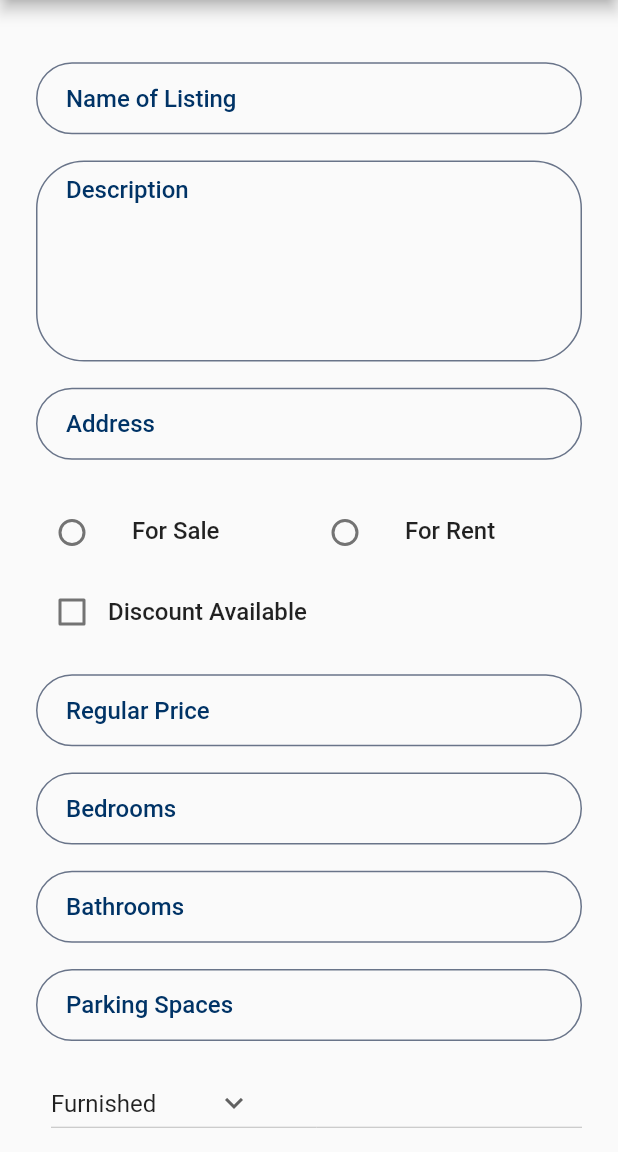
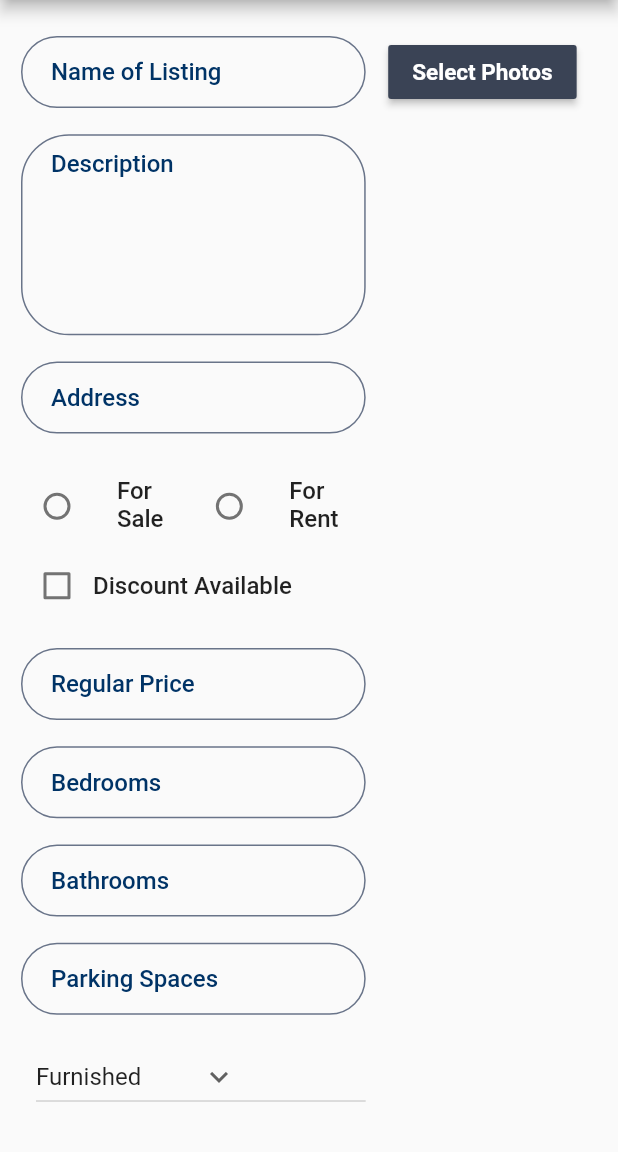
Before and after one commit to aunshpatel/flutter-realestate, a Flutter app: the CreateAListing screen opened by its route, on a phone screen of 412 x 824 dp, the part 84-1236 px from its top. Run offline on Flutter 3.47's test engine with Material 3 defaults, Android fonts, the phone set to English and light mode, and no system bars; our stand-ins replace firebase_core, firebase_storage, image_picker, shared_preferences; accounts and stored records are empty; network calls fail.

Commit message:
Complete basic UI of Create A Listing page

```diff
--- a/lib/consts.dart
+++ b/lib/consts.dart
@@ -37,6 +37,12 @@ const kHomePagePropertyTitle = TextStyle(
 const kRegularText = TextStyle(
   fontWeight: FontWeight.normal,
   fontSize: 15,
+);
+
+const kWhiteBoldRegularText = TextStyle(
+  fontWeight: FontWeight.bold,
+  fontSize: 15,
+  color: Colors.white
 );
 
 const kRegularTextStrike = TextStyle(
--- a/lib/view/create_a_listing.dart
+++ b/lib/view/create_a_listing.dart
@@ -1,8 +1,11 @@
+import 'dart:io';
+
 import 'package:flutter/material.dart';
 import 'package:flutter/services.dart';
 import 'package:realestate/view/widgets/rounded_buttons.dart';
 import 'package:realestate/view/widgets/side_drawer.dart';
 import '../consts.dart';
+import 'package:image_picker/image_picker.dart';
 
 class CreateAListing extends StatefulWidget {
   const CreateAListing({super.key});
@@ -22,12 +25,92 @@ class _CreateAListingState extends State<CreateAListing> {
   TextEditingController parkingController = TextEditingController();
   int _selectedValue = 0;
   bool isDiscountAvailable = false;
-  String dropdownvalue = 'Furnished';
+  String dropdownValue = 'Furnished';
+  final picker = ImagePicker();
+  File? _image;
+  var pickedFile;
   var items = [
     'Furnished',
     'Semi Furnished',
     'Unfurnished',
   ];
+
+  Future getPhotoFromGallery() async {
+    pickedFile = await picker.pickImage(source: ImageSource.gallery);
+    setState(() async {
+      if (pickedFile != null) {
+        _image = File(pickedFile.path);
+      } else {
+        print('No image selected.');
+      }
+    });
+  }
+
+  Future photoFromCamera() async {
+    pickedFile = await picker.pickImage(source: ImageSource.camera, imageQuality: 100);
+    setState(() async {
+      if (pickedFile != null) {
+        _image = File(pickedFile.path);
+      } else {
+        print('No image selected.');
+      }
+    });
+  }
+
+  Future<void> photoSelector() async {
+    return showDialog<void>(
+      context: context,
+      barrierDismissible: false,
+      builder: (BuildContext context) {
+        return AlertDialog(
+          title: const Row(
+            children: [
+              Text('Select A ', style: kSideMenuLightTextStyle),
+              Text('Photo Source', style: kSideMenuDarkTextStyle)
+            ],
+          ),
+          actions: <Widget>[
+            Row(
+              mainAxisAlignment: MainAxisAlignment.spaceEvenly,
+              children: [
+                TextButton(
+                  onPressed: () {
+                    getPhotoFromGallery();
+                    Navigator.of(context).pop();
+                  },
+                  style: TextButton.styleFrom(
+                    backgroundColor: kLightTitleColor,
+                  ),
+                  child: const Text('Gallery', style: kWhiteBoldTextStyle),
+                ),
+                TextButton(
+                  onPressed: () {
+                    photoFromCamera();
+                    Navigator.of(context).pop();
+                  },
+                  style: TextButton.styleFrom(
+                    backgroundColor: kDarkTitleColor,
+                  ),
+                  child: const Text('Photo', style: kWhiteBoldTextStyle),
+                ),
+              ],
+            ),
+            Row(
+              mainAxisAlignment: MainAxisAlignment.end,
+              children: [
+                TextButton(
+                  child: const Text('Cancel', style: TextStyle(color: kDarkTitleColor),),
+                  onPressed: () {
+                    Navigator.of(context).pop();
+                  },
+                ),
+              ],
+            ),
+          ],
+        );
+      },
+    );
+  }
 
   @override
   Widget build(BuildContext context) {
@@ -64,14 +147,20 @@ class _CreateAListingState extends State<CreateAListing> {
         ),
         body: SingleChildScrollView(
           child: Padding(
-            padding:  const EdgeInsets.fromLTRB(24, 24, 24, 0),
+            padding:  const EdgeInsets.fromLTRB(14, 24, 0, 24),
             child: Column(
-              mainAxisAlignment: MainAxisAlignment.center,
-              crossAxisAlignment: CrossAxisAlignment.stretch,
               children: [
+                Row(
+                  crossAxisAlignment: CrossAxisAlignment.start,
+                  children: <Widget>[
                     const SizedBox(
                       height: 17.5,
                     ),
+                    Expanded(
+                      flex: 6,
+                      child: Column(
+                        crossAxisAlignment: CrossAxisAlignment.stretch,
+                        children: [
                           //Listing Name
                           TextField(
                             controller: nameController,
@@ -231,9 +320,9 @@ class _CreateAListingState extends State<CreateAListing> {
                           ),
                           //Dropdown
                           Padding(
-                  padding: EdgeInsets.only(left: 10),
+                            padding: const EdgeInsets.only(left: 10),
                             child: DropdownButton(
-                    value: dropdownvalue,
+                              value: dropdownValue,
                               icon: const Icon(Icons.keyboard_arrow_down),
                               items: items.map((String items) {
                                 return DropdownMenuItem(
@@ -243,10 +332,29 @@ class _CreateAListingState extends State<CreateAListing> {
                               }).toList(),
                               onChanged: (String? newValue) {
                                 setState(() {
-                        dropdownvalue = newValue!;
+                                  dropdownValue = newValue!;
                                 });
                               },
                             ),
+                          ),
+                        ],
+                      ),
+                    ),
+                    const SizedBox(width: 15,),
+                    Expanded(
+                      flex: 4,
+                      child:Column(
+                        crossAxisAlignment: CrossAxisAlignment.start,
+                        children: [
+                          MaterialButton(
+                            onPressed: photoSelector,
+                            color: kDarkTitleColor,
+                            child: const Text('Select Photos',style: kWhiteBoldRegularText,),
+                          ),
+                        ],
+                      )
+                    ),
+                  ],
                 ),
                 const SizedBox(
                   height: 17.5,
@@ -257,9 +365,8 @@ class _CreateAListingState extends State<CreateAListing> {
                   onPress:() {
                   },
                 ),
-                const SizedBox(height:20),
               ],
-            ),
+            )
           ),
         ),
       )
```
Lines whose indentation alone changed are shown as unchanged.
